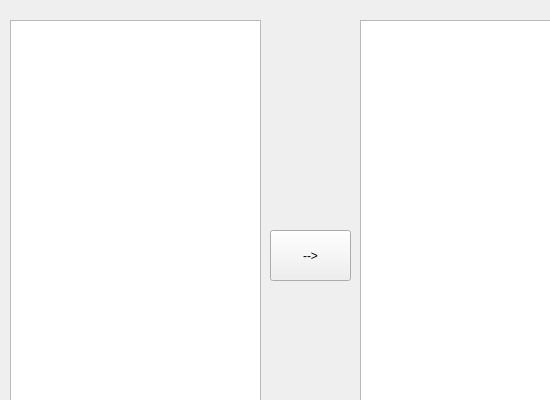
Qt form CodingTools/CTDefQt32/MainDesign.ui (goneyears/lambda) before a commit; both pictures show x 0 to 550 and y 0 to 400 of the 883 by 596 pixel window.
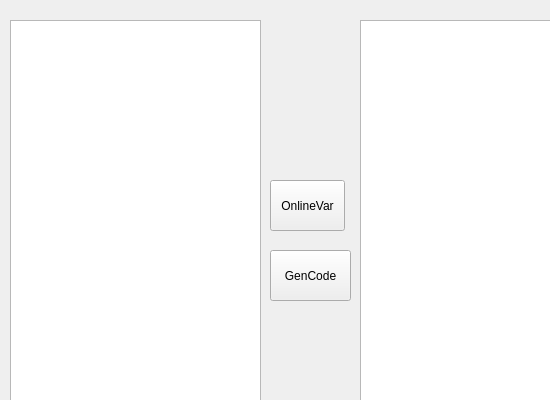
The same form after that commit.

```diff
--- a/CodingTools/CTDefQt32/MainDesign.ui
+++ b/CodingTools/CTDefQt32/MainDesign.ui
@@ -18,13 +18,13 @@
     <property name="geometry">
      <rect>
       <x>270</x>
-      <y>230</y>
+      <y>250</y>
       <width>81</width>
       <height>51</height>
      </rect>
     </property>
     <property name="text">
-     <string>--&gt;</string>
+     <string>GenCode</string>
     </property>
    </widget>
    <widget class="QTextEdit" name="editbox">
@@ -69,6 +69,19 @@
      <enum>QTextEdit::NoWrap</enum>
     </property>
    </widget>
+   <widget class="QPushButton" name="onlineInsertButton">
+    <property name="geometry">
+     <rect>
+      <x>270</x>
+      <y>180</y>
+      <width>75</width>
+      <height>51</height>
+     </rect>
+    </property>
+    <property name="text">
+     <string>OnlineVar</string>
+    </property>
+   </widget>
   </widget>
   <widget class="QMenuBar" name="menubar">
    <property name="geometry">
```
